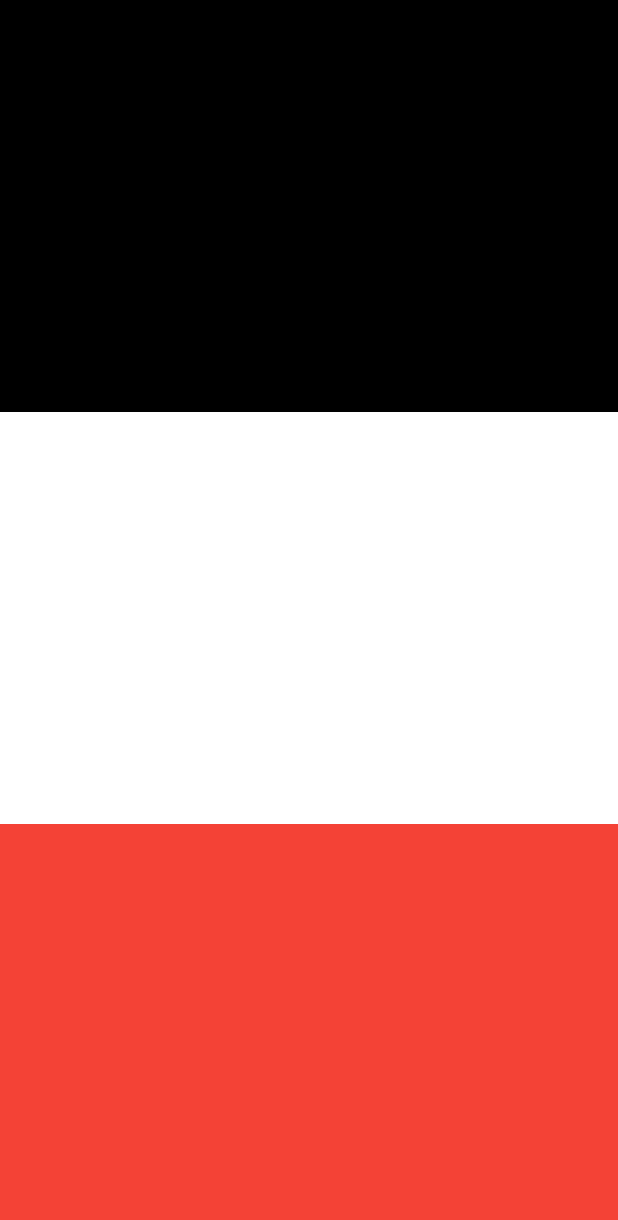
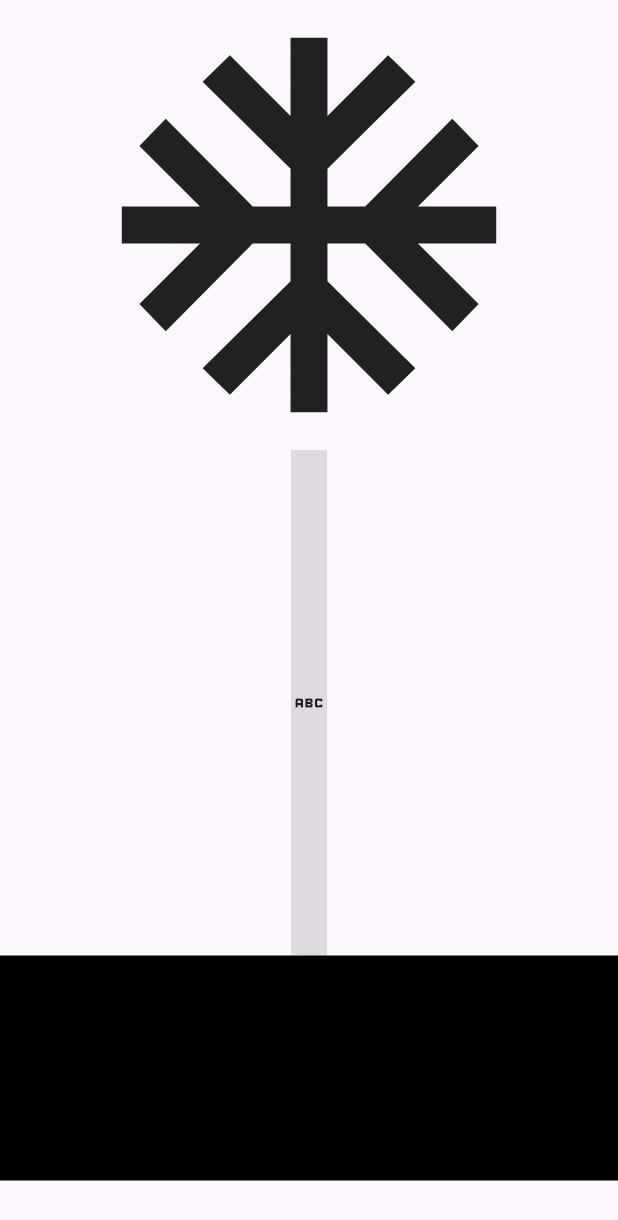
Before and after one commit to AhmedHussien249/responsive_adaptive, a Flutter app: the screen it shows after launch, on a phone screen of 412 x 824 dp. Shown: the top 1220 px of the screen. Run offline on Flutter 3.47's test engine with Material 3 defaults, Android fonts, the phone set to English and light mode, and no system bars.

Commit message:
flexible and fittedBox

```diff
--- a/lib/main.dart
+++ b/lib/main.dart
@@ -24,7 +24,7 @@ class MyApp extends StatelessWidget {
         useMaterial3: true,
       ),
       home: const Scaffold(
-        body: ExpandedTest(),
+        body: FlexibleTest(),
       ),
     );
   }
--- a/lib/screens.dart
+++ b/lib/screens.dart
@@ -102,7 +102,7 @@ class AnotherLayOut extends StatefulWidget {
 }
 
 class _AnotherLayOutState extends State<AnotherLayOut> {
-   int numbers = 1;
+  int numbers = 1;
 
   @override
   Widget build(BuildContext context) {
@@ -138,36 +138,74 @@ class _AnotherLayOutState extends State<AnotherLayOut> {
   }
 }
 
-
 class ExpandedTest extends StatelessWidget {
-
   // expanded d b2a bt3ml a lw nta kont f el column bt2olo 5od el height el ba2y
   // lw nta kont f raw bt2olo 5od el 3ard el ba2y
   // fa lw feh nesb yb2a nta m7tag expanded
+  // 5asyt flex msh btsht8l 8er lama ykon feh aktr mn expanded widget
+  // flex d bt2sm el shasha le kza kt3a
   const ExpandedTest({super.key});
 
   @override
   Widget build(BuildContext context) {
-    return  Scaffold(
+    return Scaffold(
+      body: Column(children: [
+        Expanded(
+          flex: 1,
+          child: Container(
+            color: Colors.black,
+          ),
+        ),
+        Expanded(
+          flex: 2,
+          child: Container(
+            color: Colors.white,
+          ),
+        ),
+        Expanded(
+          flex: 3,
+          child: Container(
+            color: Colors.red,
+          ),
+        ),
+      ]),
+    );
+  }
+}
+
+class FlexibleTest extends StatelessWidget {
+  // flexible el bt3mlo enha bt5ly el child bta3ha marna tt8yr 3la 7sb el msa7a el hya feha
+  const FlexibleTest({super.key});
+
+  // fittedBox w d bt5ly el child bta3ha y3ml fit f el msa7a el hwa feha ya5odha bzbt
+  // lw ana msh 3ayz el child ykbr 3n el 7agm el tbe3 ast5dm scale down
+
+  @override
+  Widget build(BuildContext context) {
+    return Scaffold(
       body: Column(
         children: [
+          const Flexible(
+            child: FittedBox(
+              child: Icon(
+                Icons.ac_unit,
+                size: 300,
+              ),
+            ),
+          ),
           Expanded(
             child: Container(
-              color: Colors.black,
-
-            ),
-          ), Expanded(
-            child: Container(
-              color: Colors.white,
-
-            ),
-          ), Expanded(
-            child: Container(
-              color: Colors.red,
-
+              color: Colors.black12,
+              height: 150,
+              child: const FittedBox(fit: BoxFit.scaleDown,child:  Icon(Icons.abc)),
             ),
           ),
-        ]
+          Container(
+            color: Colors.black,
+            height: 150,
+          ),
+
+        ],
       ),
     );
   }
```
